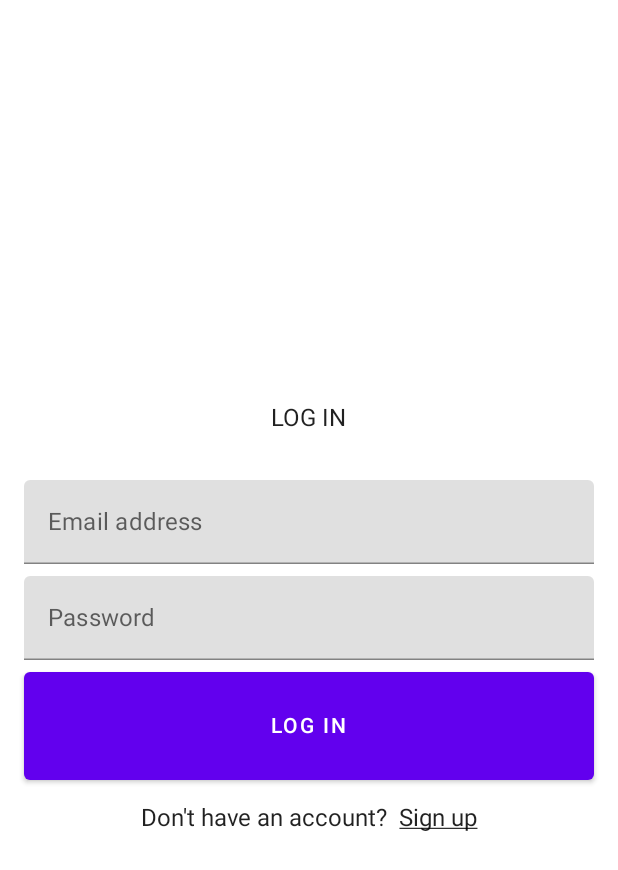
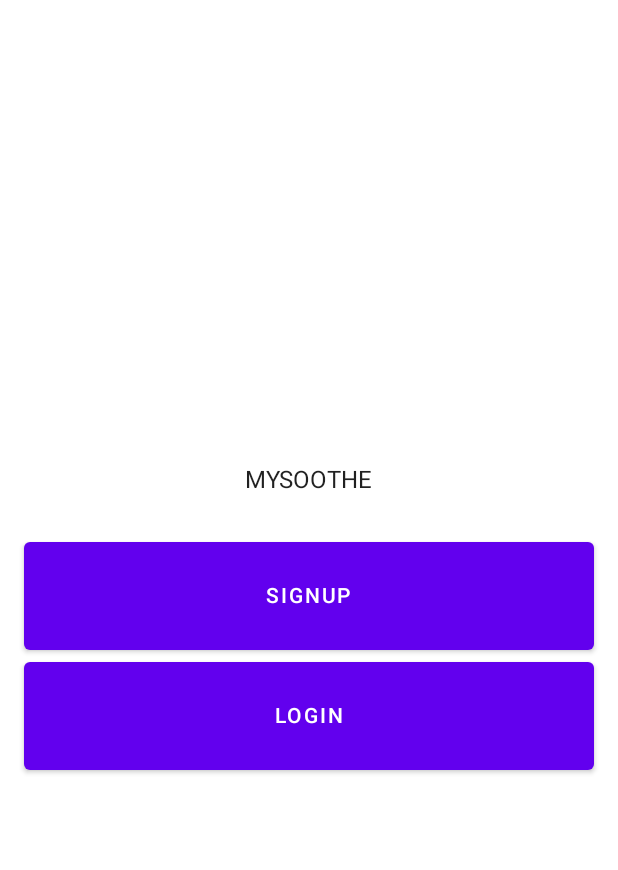
Before and after one commit to carloxavier/mysoothe, an Android app built with Jetpack Compose: the screen it shows after launch (MainActivity), on a phone screen of 412 x 824 dp. Shown: the top 870 px of the screen. Run offline under Robolectric (Android 15) with nearby library versions, the phone set to English and light mode, and no system bars.

Commit message:
add navigation

```diff
--- a/app/build.gradle
+++ b/app/build.gradle
@@ -74,6 +74,9 @@ dependencies {
     implementation "androidx.compose.ui:ui-tooling:$compose_version"
     implementation 'androidx.lifecycle:lifecycle-runtime-ktx:2.3.0'
 
+
+    implementation "androidx.navigation:navigation-compose:1.0.0-alpha08"
+
     testImplementation 'junit:junit:4.13.2'
 
     androidTestImplementation 'androidx.test.ext:junit:1.1.2'
--- a/app/src/main/java/com/example/androiddevchallenge/MainActivity.kt
+++ b/app/src/main/java/com/example/androiddevchallenge/MainActivity.kt
@@ -18,26 +18,7 @@ package com.example.androiddevchallenge
 import android.os.Bundle
 import androidx.activity.compose.setContent
 import androidx.appcompat.app.AppCompatActivity
-import androidx.compose.foundation.layout.*
-import androidx.compose.foundation.text.KeyboardOptions
-import androidx.compose.material.Button
-import androidx.compose.material.Scaffold
-import androidx.compose.material.Text
-import androidx.compose.material.TextField
-import androidx.compose.runtime.Composable
-import androidx.compose.runtime.mutableStateOf
-import androidx.compose.runtime.remember
-import androidx.compose.ui.Alignment
-import androidx.compose.ui.Modifier
-import androidx.compose.ui.text.SpanStyle
-import androidx.compose.ui.text.buildAnnotatedString
-import androidx.compose.ui.text.input.KeyboardType
-import androidx.compose.ui.text.input.PasswordVisualTransformation
-import androidx.compose.ui.text.input.TextFieldValue
-import androidx.compose.ui.text.style.TextDecoration
-import androidx.compose.ui.text.withStyle
-import androidx.compose.ui.tooling.preview.Preview
-import androidx.compose.ui.unit.dp
+import com.example.androiddevchallenge.navigation.AppRouter
 import com.example.androiddevchallenge.ui.theme.MyTheme
 
 class MainActivity : AppCompatActivity() {
@@ -45,107 +26,8 @@ class MainActivity : AppCompatActivity() {
         super.onCreate(savedInstanceState)
         setContent {
             MyTheme {
-                MyApp()
+                AppRouter()
             }
         }
     }
 }
-
-@Composable
-fun MyApp() {
-    Scaffold { innerPadding ->
-        LoginPage(Modifier.padding(innerPadding))
-    }
-}
-
-@Composable
-fun LoginPage(modifier: Modifier = Modifier) {
-    Column(
-        modifier = modifier
-            .fillMaxWidth()
-            .fillMaxHeight()
-            .padding(horizontal = 16.dp),
-        verticalArrangement = Arrangement.Center,
-        horizontalAlignment = Alignment.CenterHorizontally,
-    ) {
-        Text("LOG IN")
-        Spacer(Modifier.height(32.dp))
-        LoginTextField()
-        Spacer(Modifier.height(8.dp))
-        PasswordTextField()
-        Spacer(Modifier.height(8.dp))
-        LoginButton()
-        Spacer(Modifier.height(16.dp))
-        SignupLink()
-    }
-}
-
-@Composable
-fun LoginTextField(modifier: Modifier = Modifier) {
-    val textState = remember { mutableStateOf(TextFieldValue()) }
-
-    TextField(
-        modifier = modifier.fillMaxWidth(),
-        value = textState.value,
-        onValueChange = { textState.value = it },
-        label = { Text("Email address") },
-        singleLine = true,
-    )
-}
-
-@Composable
-fun PasswordTextField(modifier: Modifier = Modifier) {
-    val textState = remember { mutableStateOf(TextFieldValue()) }
-
-    TextField(
-        modifier = modifier.fillMaxWidth(),
-        value = textState.value,
-        onValueChange = { textState.value = it },
-        label = { Text("Password") },
-        visualTransformation = PasswordVisualTransformation(),
-        keyboardOptions = KeyboardOptions(keyboardType = KeyboardType.Password),
-        singleLine = true,
-    )
-}
-
-@Composable
-fun LoginButton(modifier: Modifier = Modifier) {
-    Button(
-        modifier = modifier
-            .height(72.dp)
-            .fillMaxWidth(),
-        onClick = { /*TODO*/ },
-    ) {
-        Text("LOG IN")
-    }
-}
-
-@Composable
-fun SignupLink(modifier: Modifier = Modifier) {
-    Text(
-        buildAnnotatedString {
-            append("Don't have an account?")
-            append("  ")
-            withStyle(style = SpanStyle(textDecoration = TextDecoration.Underline)) {
-                append("Sign up")
-            }
-        },
-        modifier = modifier,
-    )
-}
-
-@Preview("Light Theme", widthDp = 360, heightDp = 640)
-@Composable
-fun LightPreview() {
-    MyTheme {
-        MyApp()
-    }
-}
-
-@Preview("Dark Theme", widthDp = 360, heightDp = 640)
-@Composable
-fun DarkPreview() {
-    MyTheme(darkTheme = true) {
-        MyApp()
-    }
-}
--- /dev/null
+++ b/app/src/main/java/com/example/androiddevchallenge/navigation/AppRouter.kt
@@ -0,0 +1,37 @@
+package com.example.androiddevchallenge.navigation
+
+import androidx.compose.runtime.Composable
+import androidx.navigation.compose.NavHost
+import androidx.navigation.compose.composable
+import androidx.navigation.compose.rememberNavController
+import com.example.androiddevchallenge.home.HomePage
+import com.example.androiddevchallenge.login.LoginPage
+import com.example.androiddevchallenge.signup.SignupPage
+import com.example.androiddevchallenge.welcome.WelcomePage
+
+@Composable
+fun AppRouter() {
+    rememberNavController().let { navController ->
+        NavHost(navController, startDestination = Route.Welcome.path) {
+            composable(Route.Welcome.path) {
+                WelcomePage(navController)
+            }
+            composable(Route.Signup.path) {
+                SignupPage(navController)
+            }
+            composable(Route.Login.path) {
+                LoginPage(navController)
+            }
+            composable(Route.Home.path) {
+                HomePage(navController)
+            }
+        }
+    }
+}
+
+sealed class Route(val path: String) {
+    object Welcome : Route("welcome")
+    object Signup : Route("signup")
+    object Login : Route("login")
+    object Home : Route("home")
+}
--- /dev/null
+++ b/app/src/main/java/com/example/androiddevchallenge/welcome/WelcomePage.kt
@@ -0,0 +1,80 @@
+package com.example.androiddevchallenge.welcome
+
+import androidx.compose.foundation.layout.*
+import androidx.compose.material.Button
+import androidx.compose.material.Scaffold
+import androidx.compose.material.Text
+import androidx.compose.runtime.Composable
+import androidx.compose.ui.Alignment
+import androidx.compose.ui.Modifier
+import androidx.compose.ui.res.stringResource
+import androidx.compose.ui.tooling.preview.Preview
+import androidx.compose.ui.unit.dp
+import androidx.navigation.NavHostController
+import androidx.navigation.compose.navigate
+import com.example.androiddevchallenge.R
+import com.example.androiddevchallenge.ui.theme.MyTheme
+
+@Composable
+fun WelcomePage(navController: NavHostController? = null) {
+    Scaffold {
+        Column(
+            modifier = Modifier
+                .fillMaxWidth()
+                .fillMaxHeight()
+                .padding(horizontal = 16.dp),
+            verticalArrangement = Arrangement.Center,
+            horizontalAlignment = Alignment.CenterHorizontally,
+        ) {
+            Text(stringResource(R.string.welcome_title))
+            Spacer(modifier = Modifier.height(32.dp))
+            SignupButton(navController)
+            Spacer(modifier = Modifier.height(8.dp))
+            LoginButton(navController)
+        }
+    }
+}
+
+@Composable
+fun SignupButton(navController: NavHostController? = null) {
+    Button(
+        modifier = Modifier
+            .height(72.dp)
+            .fillMaxWidth(),
+        onClick = { navController?.navigate("signup") },
+    ) {
+        Text(stringResource(R.string.signup_button))
+    }
+}
+
+@Composable
+fun LoginButton(navController: NavHostController? = null) {
+    Button(
+        modifier = Modifier
+            .height(72.dp)
+            .fillMaxWidth(),
+        onClick = { navController?.navigate("login") },
+    ) {
+        Text(stringResource(R.string.login_button))
+    }
+}
+
+@Preview("Light Theme", widthDp = 360, heightDp = 640)
+@Composable
+fun LightPreview() {
+    Scaffold {
+        MyTheme {
+            WelcomePage()
+        }
+    }
+}
+
+@Preview("Dark Theme", widthDp = 360, heightDp = 640)
+@Composable
+fun DarkPreview() {
+    Scaffold {
+        MyTheme(darkTheme = true) {
+            WelcomePage()
+        }
+    }
+}
--- a/app/src/main/res/values/strings.xml
+++ b/app/src/main/res/values/strings.xml
@@ -10,4 +10,10 @@
       the License.
       -->
     <string name="app_name">AndroidDevChallenge</string>
+    <string name="welcome_title">MYSOOTHE</string>
+    <string name="signup_button">SIGNUP</string>
+    <string name="login_button">LOGIN</string>
+    <string name="password">Password</string>
+    <string name="email">Email address</string>
+    <string name="login_title">LOG IN</string>
 </resources>
```
Also changed, not shown: app/src/main/java/com/example/androiddevchallenge/home/HomePage.kt (added, +13 -0 lines), app/src/main/java/com/example/androiddevchallenge/login/LoginPage.kt (added, +126 -0 lines), app/src/main/java/com/example/androiddevchallenge/signup/SignupPage.kt (added, +13 -0 lines).
